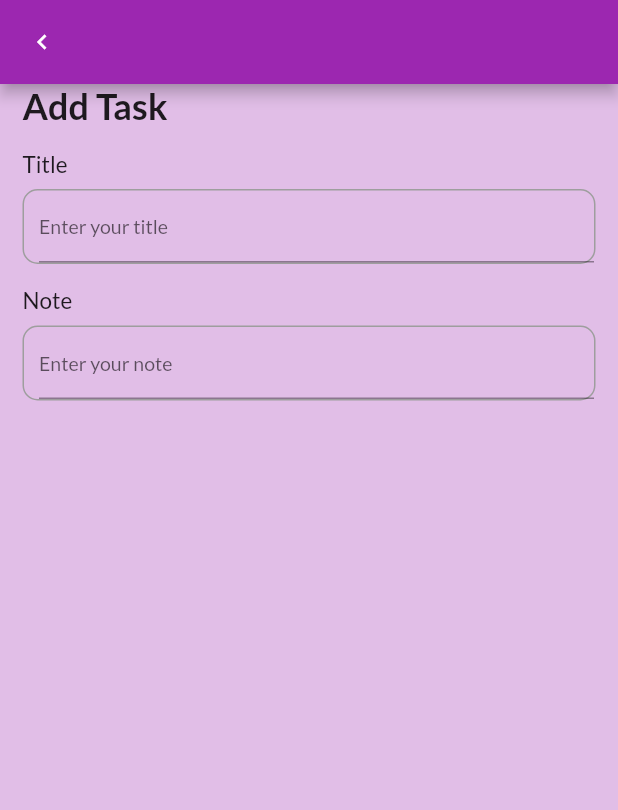
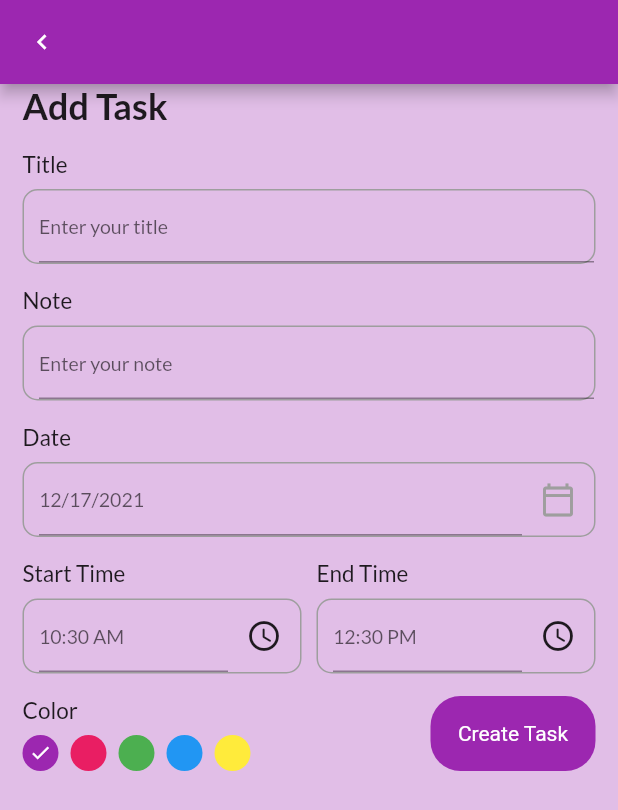
Before and after one commit to fleurblanckaert/scheduler_app, a Flutter app: the AddTaskPage screen opened by its route, on a phone screen of 412 x 824 dp. Shown: the top 810 px of the screen. Run offline on Flutter 3.47's test engine with Material 2 defaults, Android fonts, the phone set to English and light mode, and no system bars; our stand-ins replace date_picker_timeline, flutter_local_notifications, get, get_storage, google_fonts, timezone; accounts and stored records are empty.

Commit message:
complete add task form

```diff
--- a/lib/app/modules/add_task/page.dart
+++ b/lib/app/modules/add_task/page.dart
@@ -1,10 +1,25 @@
 import 'package:flutter/material.dart';
 import 'package:get/get.dart';
+import 'package:intl/intl.dart';
 import 'package:scheduler_app/app/theme/app_theme.dart';
+import 'package:scheduler_app/app/widgets/button.dart';
 import 'package:scheduler_app/app/widgets/input_field.dart';
 
-class AddTaskPage extends StatelessWidget {
+class AddTaskPage extends StatefulWidget {
   const AddTaskPage({ Key? key }) : super(key: key);
+
+  @override
+  State<AddTaskPage> createState() => _AddTaskPageState();
+}
+
+class _AddTaskPageState extends State<AddTaskPage> {
+  final TextEditingController _titleController = TextEditingController();
+  final TextEditingController _noteController = TextEditingController();
+
+  DateTime _selectedDate = DateTime.now();
+  String _endTime = DateFormat("hh:mm a").format(DateTime.now().add(const Duration(hours: 2)));
+  String _startTime = DateFormat("hh:mm a").format(DateTime.now());
+  int _selectedColor = 0;
 
   @override
   Widget build(BuildContext context) {
@@ -20,8 +35,70 @@ class AddTaskPage extends StatelessWidget {
                   "Add Task",
                   style: headingStyle(),
                 ),
-                const AppInputField(title: "Title", hint: "Enter your title",),
-                const AppInputField(title: "Note", hint: "Enter your note",),
+                AppInputField(
+                  title: "Title",
+                  hint: "Enter your title",
+                  controller: _titleController,
+                ),
+                AppInputField(
+                  title: "Note",
+                  hint: "Enter your note",
+                  controller: _noteController,
+                ),
+                AppInputField(
+                  title: "Date",
+                  hint: DateFormat.yMd().format(_selectedDate),
+                  widget: IconButton(
+                    icon: const Icon(
+                      Icons.calendar_today_outlined,
+                      color: Colors.grey,
+                    ),
+                    onPressed: () {
+                      _getDateFromUser();
+                    },
+                  ),
+                ),
+                Row(
+                  children: [
+                    Expanded(
+                      child: AppInputField(
+                        title: "Start Time",
+                        hint: _startTime,
+                        widget: IconButton(
+                          icon: const Icon(Icons.access_time_rounded),
+                          onPressed: () {
+                            _getTimeFromUser(isStartTime: true);
+                          },
+                        ),
+                      ),
+                    ),
+                    const SizedBox(width: 10),
+                    Expanded(
+                      child: AppInputField(
+                        title: "End Time",
+                        hint: _endTime,
+                        widget: IconButton(
+                          icon: const Icon(Icons.access_time_rounded),
+                          onPressed: () {
+                            _getTimeFromUser(isStartTime: false);
+                          },
+                        ),
+                      ),
+                    ),
+                  ],
+                ),
+                const SizedBox(height: 15),
+                Row(
+                  mainAxisAlignment: MainAxisAlignment.spaceBetween,
+                  crossAxisAlignment: CrossAxisAlignment.center,
+                  children: [
+                    _createColorPalette(),
+                    AppButton(
+                      label: "Create Task",
+                      onTap: () => _validateForm()
+                    )
+                  ],
+                ),
               ],
             ),
           ),
@@ -44,4 +121,111 @@ class AddTaskPage extends StatelessWidget {
       ),
     );
   }
+
+  _createColorPalette() {
+    return Column(
+      crossAxisAlignment: CrossAxisAlignment.start,
+      children: [
+        Text(
+          "Color",
+          style: titleStyle(),
+        ),
+        const SizedBox(height: 8.0),
+        Wrap(
+          children: List<Widget>.generate(
+            5,
+            (int index) {
+              return GestureDetector(
+                onTap: () {
+                  setState(() {
+                    _selectedColor = index;
+                  });
+                },
+                child: Padding(
+                  padding: const EdgeInsets.only(right: 8.0),
+                  child: CircleAvatar(
+                    radius: 12,
+                    backgroundColor:
+                      index == 0 ? primary :
+                      index == 1 ? Colors.pink :
+                      index == 2 ? Colors.green :
+                      index == 3 ? Colors.blue :
+                      Colors.yellow,
+                    child: _selectedColor == index ? const Icon(Icons.done, color: Colors.white, size: 15) : Container(),
+                  ),
+                ),
+              );
+            }
+          ),
+        )
+      ],
+    );
+  }
+
+  _getDateFromUser() async {
+    DateTime? _pickerDate = await showDatePicker(
+      context: context,
+      initialDate: DateTime.now(),
+      firstDate: DateTime(DateTime.now().year - 5), // Five years before current date
+      lastDate: DateTime(DateTime.now().year + 25), // Twenty-Five years after current date
+    );
+
+    if (_pickerDate!= null) {
+      setState(() {
+        _selectedDate = _pickerDate;
+      });
+    } else {
+      // no op for now
+    }
+  }
+
+  _getTimeFromUser({required bool isStartTime}) async {
+    var pickedTime = await _showTimePicker();
+    String _formattedTime = pickedTime?.format(context);
+
+    if (pickedTime==null) {
+      print("Time picking cancelled");
+
+    } else if (isStartTime) {
+
+      setState(() {
+        _startTime = _formattedTime;
+      });
+
+    } else if (!isStartTime) {
+
+      setState(() {
+        _endTime = _formattedTime;
+      });
+
+    }
+
+    print(_formattedTime);
+  }
+
+  _showTimePicker() {
+    return showTimePicker(
+      initialEntryMode: TimePickerEntryMode.input,
+      context: context,
+      initialTime: TimeOfDay(hour: DateTime.now().hour, minute: DateTime.now().minute)
+    );
+  }
+
+  _validateForm() {
+
+    if (_titleController.text.isNotEmpty && _noteController.text.isNotEmpty) {
+
+      // add data to the database
+      Get.back();
+    } else if (_titleController.text.isEmpty || _noteController.text.isEmpty) {
+      Get.snackbar(
+        "Required",
+        "All fields are required!",
+        backgroundColor: Get.isDarkMode ? secondary : surface,
+        snackPosition: SnackPosition.BOTTOM,
+        icon: const Icon(Icons.warning_amber_rounded),
+      );
+    }
+
+  }
 }
--- a/lib/app/modules/home/page.dart
+++ b/lib/app/modules/home/page.dart
@@ -104,6 +104,7 @@ class _HomePageState extends State<HomePage> {
     );
   }
 
+  /// Creates the Home Page Date Bar
   _createDateBar() {
     return Container(
       margin: const EdgeInsets.only(top: 15, left: 10),
```
